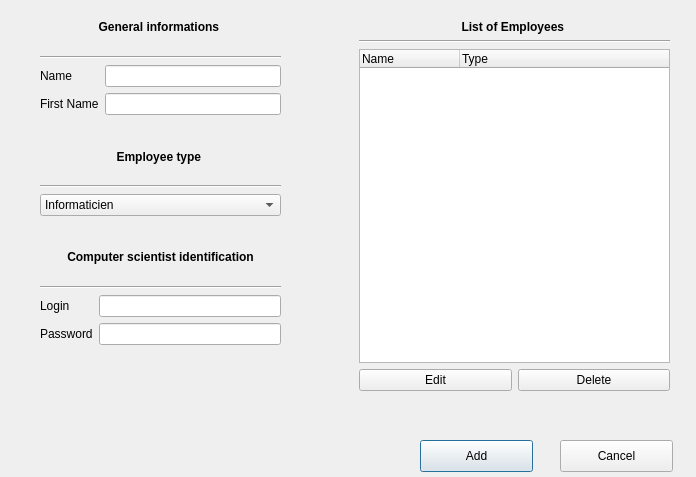
Before: the Qt Designer form addingemployee.ui in GouVsky/Projet_C-, drawn with Qt 5.
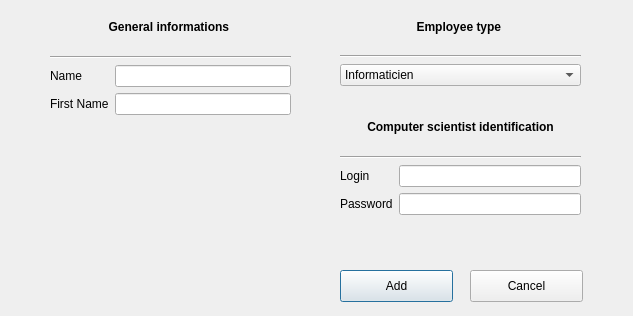
After: the same form once the commit is applied.

Commit message: Move the employees table view in a new tab in the main window.

What changed in the file:
```diff
--- a/addingemployee.ui
+++ b/addingemployee.ui
@@ -6,8 +6,8 @@
    <rect>
     <x>0</x>
     <y>0</y>
-    <width>696</width>
-    <height>477</height>
+    <width>633</width>
+    <height>316</height>
    </rect>
   </property>
   <property name="windowTitle">
@@ -16,7 +16,7 @@
   <widget class="QWidget" name="gridLayoutWidget">
    <property name="geometry">
     <rect>
-     <x>40</x>
+     <x>50</x>
      <y>20</y>
      <width>241</width>
      <height>95</height>
@@ -71,8 +71,8 @@
   <widget class="QWidget" name="verticalLayoutWidget">
    <property name="geometry">
     <rect>
-     <x>40</x>
-     <y>150</y>
+     <x>340</x>
+     <y>20</y>
      <width>241</width>
      <height>66</height>
     </rect>
@@ -139,8 +139,8 @@
   <widget class="QWidget" name="gridLayoutWidget_2">
    <property name="geometry">
     <rect>
-     <x>40</x>
-     <y>250</y>
+     <x>340</x>
+     <y>120</y>
      <width>241</width>
      <height>95</height>
     </rect>
@@ -205,8 +205,8 @@
   <widget class="QPushButton" name="AddButton">
    <property name="geometry">
     <rect>
-     <x>420</x>
-     <y>440</y>
+     <x>340</x>
+     <y>270</y>
      <width>113</width>
      <height>32</height>
     </rect>
@@ -224,8 +224,8 @@
   <widget class="QPushButton" name="QuitButton">
    <property name="geometry">
     <rect>
-     <x>560</x>
-     <y>440</y>
+     <x>470</x>
+     <y>270</y>
      <width>113</width>
      <height>32</height>
     </rect>
@@ -234,66 +234,6 @@
     <string>Cancel</string>
    </property>
   </widget>
-  <widget class="QWidget" name="gridLayoutWidget_3">
-   <property name="geometry">
-    <rect>
-     <x>359</x>
-     <y>20</y>
-     <width>311</width>
-     <height>371</height>
-    </rect>
-   </property>
-   <layout class="QGridLayout" name="gridLayout">
-    <item row="3" column="0">
-     <widget class="QPushButton" name="pushButton">
-      <property name="text">
-       <string>Edit</string>
-      </property>
-     </widget>
-    </item>
-    <item row="3" column="1">
-     <widget class="QPushButton" name="pushButton_2">
-      <property name="text">
-       <string>Delete</string>
-      </property>
-     </widget>
-    </item>
-    <item row="2" column="0" colspan="2">
-     <widget class="QTreeWidget" name="treeWidget">
-      <property name="columnCount">
-       <number>2</number>
-      </property>
-      <column>
-       <property name="text">
-        <string>Name</string>
-       </property>
-      </column>
-      <column>
-       <property name="text">
-        <string>Type</string>
-       </property>
-      </column>
-     </widget>
-    </item>
-    <item row="0" column="0" colspan="2">
-     <widget class="QLabel" name="EmployeeViewTitle">
-      <property name="text">
-       <string>&lt;b&gt; List of Employees &lt;/b&gt;</string>
-      </property>
-      <property name="alignment">
-       <set>Qt::AlignHCenter|Qt::AlignTop</set>
-      </property>
-     </widget>
-    </item>
-    <item row="1" column="0" colspan="2">
-     <widget class="Line" name="line_4">
-      <property name="orientation">
-       <enum>Qt::Horizontal</enum>
-      </property>
-     </widget>
-    </item>
-   </layout>
-  </widget>
  </widget>
  <tabstops>
   <tabstop>NomInput</tabstop>
```
Left out of the diff: 77 changed lines with no effect on the pictures. The commit also changes 7 other files.
